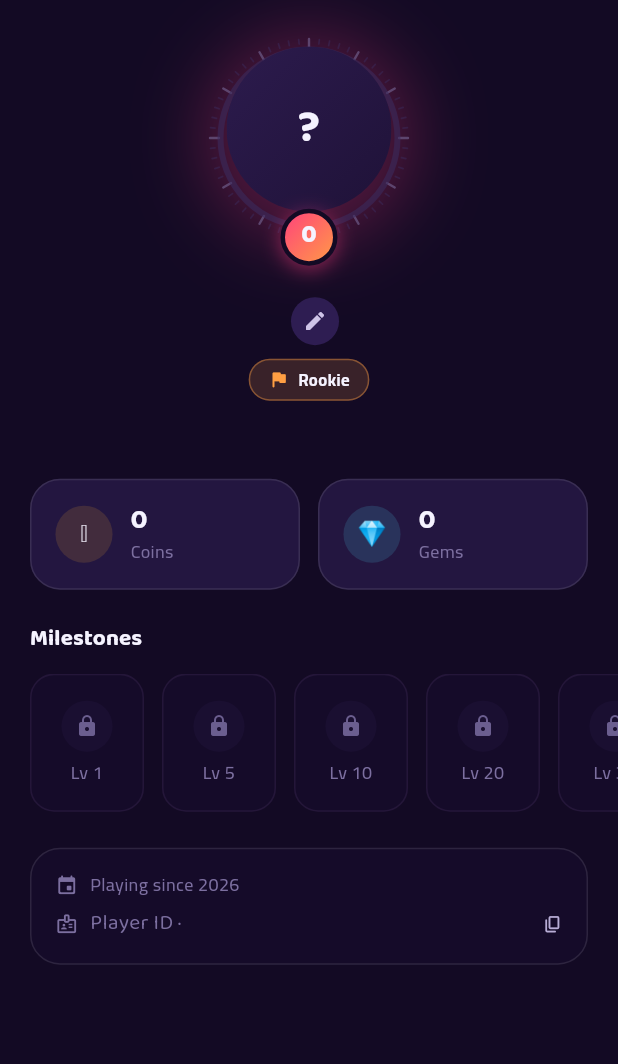
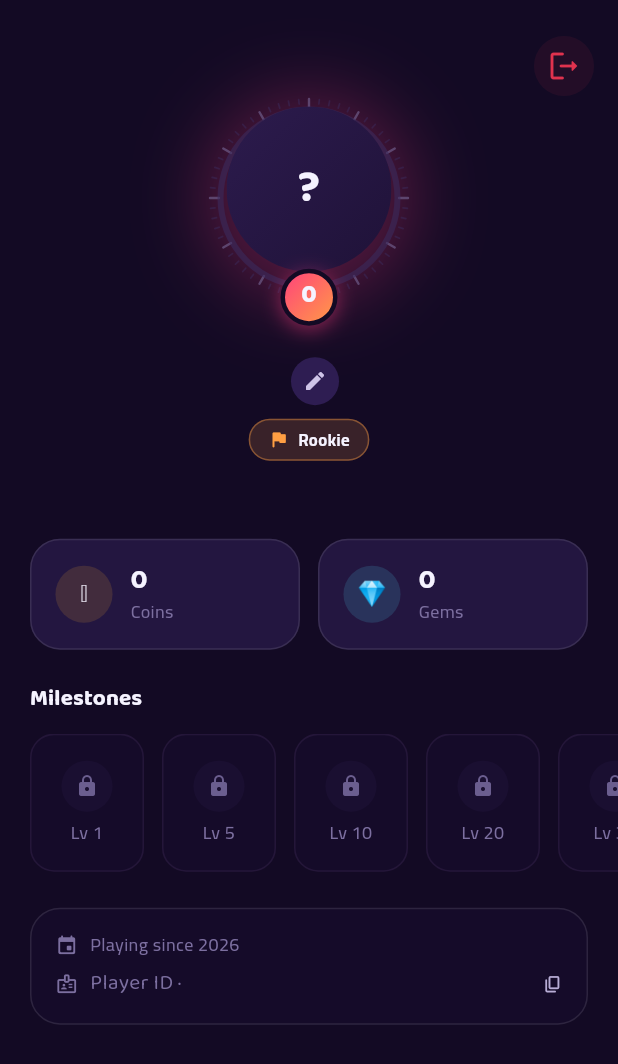
Before and after one commit to mohamedelesawy19/gawla_app, a Flutter app: the ProfileContent widget shown alone on an empty page, opened directly with empty values, on a phone screen of 412 x 824 dp. Shown: the top 1064 px of the screen. Run offline on Flutter 3.47's test engine with Material 3 defaults, Android fonts, the phone set to English and light mode, and no system bars; our stand-ins replace bloc_concurrency, cached_network_image, cloud_firestore, dartz, equatable, firebase_auth and 9 more; accounts and stored records are empty.

Commit message:
feat: enhance profile screen with logout functionality and refactor to stateless widget

```diff
--- a/lib/features/profile/presentation/widgets/profile_content.dart
+++ b/lib/features/profile/presentation/widgets/profile_content.dart
@@ -19,12 +19,14 @@ class ProfileContent extends StatelessWidget {
     required this.profile,
     required this.isSaving,
     required this.onEditTap,
+    required this.onLogoutTap,
     required this.onRefresh,
   });
 
   final PlayerEntity profile;
   final bool isSaving;
   final VoidCallback onEditTap;
+  final VoidCallback onLogoutTap;
   final Future<void> Function() onRefresh;
 
   @override
@@ -45,6 +47,7 @@ class ProfileContent extends StatelessWidget {
               levelProgress: profile.levelProgress,
               isSaving: isSaving,
               onEditTap: onEditTap,
+              onLogoutTap: onLogoutTap,
             ),
           ),
           SliverList.list(
--- a/lib/features/profile/presentation/widgets/profile_hero_header.dart
+++ b/lib/features/profile/presentation/widgets/profile_hero_header.dart
@@ -24,6 +24,7 @@ class ProfileHeroHeader extends StatelessWidget {
     required this.levelProgress,
     required this.isSaving,
     required this.onEditTap,
+    required this.onLogoutTap,
   });
 
   final String displayName;
@@ -33,13 +34,13 @@ class ProfileHeroHeader extends StatelessWidget {
   final double levelProgress;
   final bool isSaving;
   final VoidCallback onEditTap;
+  final VoidCallback onLogoutTap;
 
   @override
   Widget build(BuildContext context) {
     final tier = MilestoneTiers.currentFor(level);
 
-    return Container(
-      width: double.infinity,
+    return Padding(
       padding: const EdgeInsets.fromLTRB(
         AppSpacing.lg,
         AppSpacing.xxl,
@@ -48,6 +49,18 @@ class ProfileHeroHeader extends StatelessWidget {
       ),
       child: Column(
         children: [
+          Align(
+            alignment: AlignmentDirectional.centerEnd,
+            child: AppIconButton(
+              icon: Icons.logout_rounded,
+              onTap: onLogoutTap,
+              iconSize: 24,
+              backgroundColor: AppColors.buttonDangerPressed.withValues(
+                alpha: 0.08,
+              ),
+              iconColor: AppColors.buttonDangerPressed,
+            ),
+          ),
           TrophyRingAvatar(
             progress: levelProgress,
             level: level,
```
Also changed, not shown: lib/features/profile/presentation/screenss/profile_screen.dart (+22 -3 lines).
